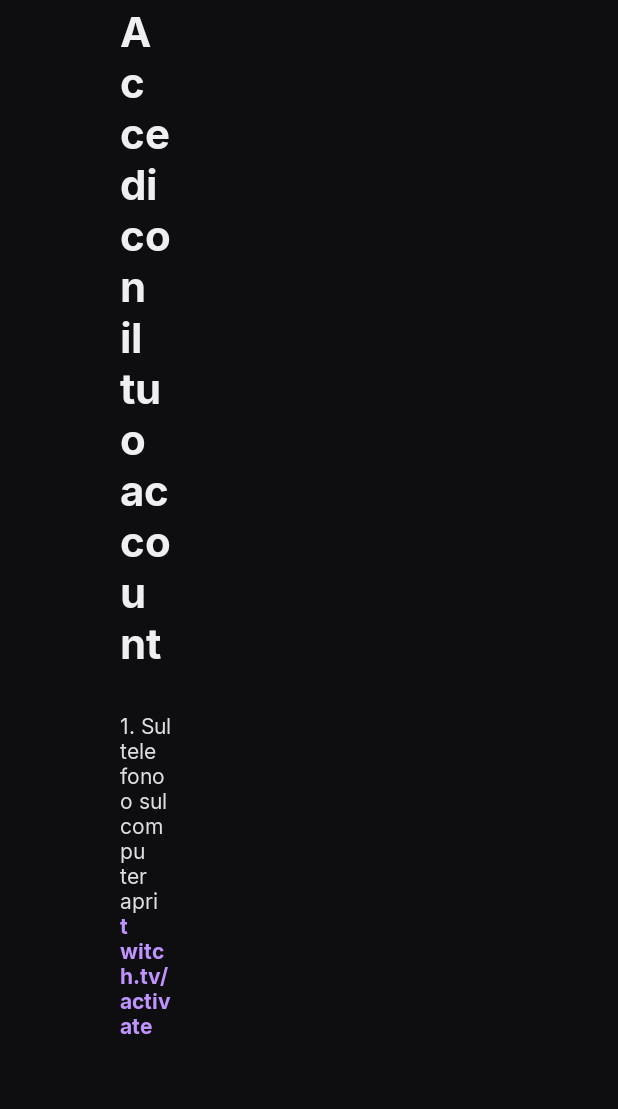
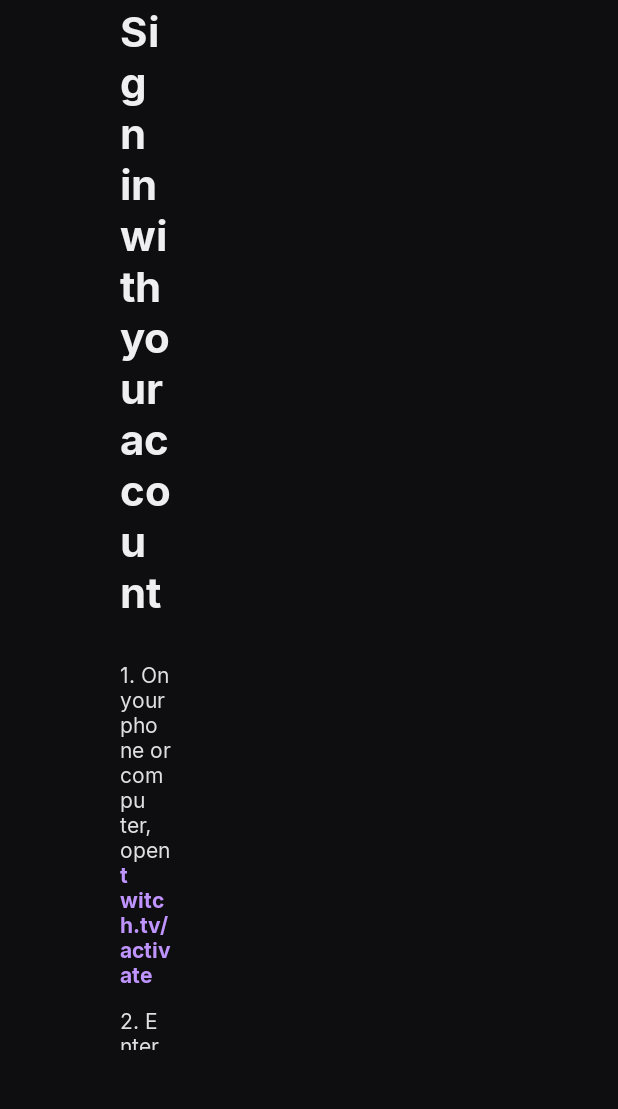
Before and after one commit to jonsugar/purple-tv, an Android app: the screen it shows after launch (LoginActivity), on a phone screen of 412 x 824 dp, the part 114-1223 px from its top. Run offline under Robolectric (Android 15) with nearby library versions, the phone set to English and light mode, and no system bars; pictures from the network do not load.

Commit message:
English interface with an Italian translation

```diff
--- a/app/src/main/java/com/purpletv/home/HomePage.kt
+++ b/app/src/main/java/com/purpletv/home/HomePage.kt
@@ -20,12 +20,12 @@ import com.purpletv.twitch.HelixClient
 import com.purpletv.twitch.HomeApi
 import com.purpletv.twitch.NotLoggedInException
 import com.purpletv.twitch.Shelf
-import com.purpletv.twitch.formatViewers
 import com.purpletv.ui.AvatarCache
 import com.purpletv.ui.Nav
 import com.purpletv.ui.RowItem
 import com.purpletv.ui.RowKind
 import com.purpletv.ui.clear
+import com.purpletv.ui.viewersText
 import kotlinx.coroutines.async
 import kotlinx.coroutines.coroutineScope
 
@@ -234,7 +234,7 @@ class HomePage(
             }
             name.text = info.name
             game.text = info.game
-            viewers.text = info.viewers?.let { context.getString(R.string.viewers, formatViewers(it)) }.orEmpty()
+            viewers.text = info.viewers?.let { context.viewersText(it) }.orEmpty()
             if (info.avatar.isNullOrEmpty()) avatar.clear()
             else avatar.load(info.avatar) { transformations(CircleCropTransformation()) }
             crossfadeTo(info.backdrop)
--- a/app/src/main/java/com/purpletv/player/PlayerActivity.kt
+++ b/app/src/main/java/com/purpletv/player/PlayerActivity.kt
@@ -44,6 +44,7 @@ import com.purpletv.chat.ChatClient
 import com.purpletv.chat.ChatView
 import com.purpletv.twitch.Stream
 import com.purpletv.twitch.StreamOfflineException
+import com.purpletv.twitch.fullCount
 import com.purpletv.ui.AvatarCache
 import com.purpletv.ui.RowAdapter
 import com.purpletv.ui.RowItem
@@ -551,7 +552,7 @@ class PlayerActivity : Activity() {
 
     /** Game · uptime · viewers; the viewer count closes the line, in the official app's pink. */
     private fun metaText(game: String, since: String, viewerCount: Int?): CharSequence {
-        val viewers = viewerCount?.let { getString(R.string.player_viewers, String.format(Locale.ITALY, "%,d", it)) }.orEmpty()
+        val viewers = viewerCount?.let { getString(R.string.player_viewers, fullCount(it, Locale.getDefault())) }.orEmpty()
         val line = metaLine(game, since, viewers)
         return SpannableString(line).apply {
             if (viewers.isNotEmpty()) {
--- a/app/src/main/java/com/purpletv/ui/StreamCardView.kt
+++ b/app/src/main/java/com/purpletv/ui/StreamCardView.kt
@@ -8,7 +8,6 @@ import android.widget.ImageView
 import android.widget.TextView
 import com.purpletv.R
 import com.purpletv.twitch.Stream
-import com.purpletv.twitch.formatViewers
 import com.purpletv.twitch.sized
 
 /** A live stream card: thumbnail with LIVE and viewers, then avatar, title, channel and game. */
@@ -39,7 +38,7 @@ class StreamCardView(context: Context) : FrameLayout(context) {
         contentDescription = "${stream.displayName}, ${stream.title}"
         if (stream.thumbnailTemplate.isEmpty()) thumb.clear()
         else thumb.loadCard(sized(stream.thumbnailTemplate, THUMB_W, THUMB_H))
-        viewers.text = context.getString(R.string.viewers, formatViewers(stream.viewers))
+        viewers.text = context.viewersText(stream.viewers)
         title.text = stream.title
         name.text = stream.displayName
         game.text = stream.gameName
--- a/app/src/main/res/values/strings.xml
+++ b/app/src/main/res/values/strings.xml
@@ -1,73 +1,75 @@
 <?xml version="1.0" encoding="utf-8"?>
 <resources>
-    <string name="app_name">Purple TV</string>
-    <string name="stream_unavailable">%1$s non è disponibile: %2$s</string>
+    <string name="app_name" translatable="false">Purple TV</string>
+    <string name="stream_unavailable">%1$s is not available: %2$s</string>
 
-    <string name="login_title">Accedi con il tuo account</string>
-    <string name="login_step_open">1. Sul telefono o sul computer apri %1$s</string>
+    <string name="login_title">Sign in with your account</string>
+    <string name="login_step_open">1. On your phone or computer, open %1$s</string>
     <string name="login_activate_host" translatable="false">twitch.tv/activate</string>
-    <string name="login_step_code">2. Inserisci questo codice e conferma</string>
-    <string name="login_waiting">In attesa della conferma · il codice scade tra %1$s</string>
-    <string name="login_network_error">Connessione non riuscita, riprovo tra poco…</string>
-    <string name="login_qr">Oppure inquadra il codice con il telefono</string>
-    <string name="login_code_description">Codice di attivazione %1$s</string>
+    <string name="login_step_code">2. Enter this code and confirm</string>
+    <string name="login_waiting">Waiting for confirmation · the code expires in %1$s</string>
+    <string name="login_network_error">Couldn’t connect, trying again shortly…</string>
+    <string name="login_qr">Or scan the code with your phone</string>
+    <string name="login_code_description">Activation code %1$s</string>
 
     <string name="nav_home">Home</string>
-    <string name="nav_browse">Sfoglia</string>
-    <string name="nav_search">Cerca</string>
-    <string name="nav_profile">Profilo</string>
+    <string name="nav_browse">Browse</string>
+    <string name="nav_search">Search</string>
+    <string name="nav_profile">Profile</string>
 
     <string name="live">LIVE</string>
-    <string name="viewers">%1$s spettatori</string>
-    <string name="row_followed">Canali seguiti live</string>
-    <string name="row_top">Più visti ora</string>
-    <string name="row_categories">Categorie popolari</string>
-    <string name="hero_live_for">in diretta da %1$s</string>
-    <string name="hero_live">in diretta</string>
-    <string name="hero_category">Categoria</string>
-    <string name="followed_empty">Nessun canale seguito è in diretta</string>
-    <string name="row_error">Impossibile caricare. Controlla la connessione.</string>
+    <string name="viewers">%1$s viewers</string>
+    <!-- After a count in millions: 1.2M. -->
+    <string name="count_million">M</string>
+    <string name="row_followed">Live followed channels</string>
+    <string name="row_top">Most watched now</string>
+    <string name="row_categories">Popular categories</string>
+    <string name="hero_live_for">live for %1$s</string>
+    <string name="hero_live">live</string>
+    <string name="hero_category">Category</string>
+    <string name="followed_empty">None of your followed channels is live</string>
+    <string name="row_error">Couldn’t load. Check your connection.</string>
 
-    <string name="tab_categories">Categorie</string>
-    <string name="tab_live">Canali in diretta</string>
-    <string name="category_subtitle">Dirette in corso, dalla più seguita</string>
-    <string name="category_empty">Nessuna diretta in questa categoria</string>
+    <string name="tab_categories">Categories</string>
+    <string name="tab_live">Live channels</string>
+    <string name="category_subtitle">Live now, most watched first</string>
+    <string name="category_empty">No live streams in this category</string>
 
-    <string name="search_hint">Cerca canali e categorie</string>
-    <string name="row_channels">Canali</string>
-    <string name="row_search_categories">Categorie</string>
+    <string name="search_hint">Search channels and categories</string>
+    <string name="row_channels">Channels</string>
+    <string name="row_search_categories">Categories</string>
     <string name="offline">Offline</string>
-    <string name="search_no_results">Nessun risultato</string>
-    <string name="search_recent">Ricerche recenti</string>
-    <string name="search_suggest_categories">Categorie che potrebbero piacerti</string>
-    <string name="channel_offline">%1$s è offline</string>
+    <string name="search_no_results">No results</string>
+    <string name="search_recent">Recent searches</string>
+    <string name="search_suggest_categories">Categories you might like</string>
+    <string name="channel_offline">%1$s is offline</string>
 
-    <string name="profile_signed_in">Accesso effettuato su questa TV</string>
-    <string name="logout">Esci dall’account</string>
-    <string name="logout_confirm_title">Uscire dall’account?</string>
-    <string name="logout_confirm_message">Per rientrare servirà di nuovo il codice su twitch.tv/activate.</string>
-    <string name="logout_cancel">Annulla</string>
-    <string name="logout_confirm">Esci</string>
-    <string name="app_version">Purple TV %1$s · uso personale</string>
+    <string name="profile_signed_in">Signed in on this TV</string>
+    <string name="logout">Sign out</string>
+    <string name="logout_confirm_title">Sign out?</string>
+    <string name="logout_confirm_message">To sign back in you will need a new code at twitch.tv/activate.</string>
+    <string name="logout_cancel">Cancel</string>
+    <string name="logout_confirm">Sign out</string>
+    <string name="app_version">Purple TV %1$s</string>
 
-    <string name="player_back">Indietro</string>
-    <string name="player_viewers">%1$s spettatori</string>
+    <string name="player_back">Back</string>
+    <string name="player_viewers">%1$s viewers</string>
     <string name="chat_title">Chat</string>
-    <string name="profile_chat">Chat nel lettore</string>
-    <string name="profile_chat_desc">Si apre e si chiude anche dal pulsante chat nel lettore</string>
-    <string name="profile_chat_on">Visibile</string>
-    <string name="profile_chat_off">Nascosta</string>
-    <string name="player_reconnecting">Connessione persa, riprovo…</string>
-    <string name="tune_label">Sintonizzazione</string>
-    <string name="zap_button">Canali</string>
-    <string name="zap_on_air">in onda</string>
-    <string name="offline_title">%1$s è offline</string>
-    <string name="offline_sub">Quando torna in diretta la trovi in cima alla Home, tra i canali seguiti.</string>
+    <string name="profile_chat">Chat in the player</string>
+    <string name="profile_chat_desc">Also opens and closes from the chat button in the player</string>
+    <string name="profile_chat_on">Shown</string>
+    <string name="profile_chat_off">Hidden</string>
+    <string name="player_reconnecting">Connection lost, retrying…</string>
+    <string name="tune_label">Tuning in</string>
+    <string name="zap_button">Channels</string>
+    <string name="zap_on_air">on air</string>
+    <string name="offline_title">%1$s is offline</string>
+    <string name="offline_sub">When it goes live again, you’ll find it at the top of Home among your followed channels.</string>
     <string name="offline_badge">OFFLINE</string>
-    <string name="offline_meanwhile">Intanto in diretta tra i tuoi canali</string>
-    <string name="quality_title">Qualità</string>
-    <string name="quality_auto">Automatica</string>
-    <string name="overlay_quality_label">Qualità · %1$s</string>
-    <string name="profile_quality">Qualità predefinita</string>
-    <string name="profile_quality_desc">Usata all’apertura di ogni diretta.</string>
+    <string name="offline_meanwhile">Live now among your channels</string>
+    <string name="quality_title">Quality</string>
+    <string name="quality_auto">Auto</string>
+    <string name="overlay_quality_label">Quality · %1$s</string>
+    <string name="profile_quality">Default quality</string>
+    <string name="profile_quality_desc">Used whenever a stream opens.</string>
 </resources>
```
Also changed, not shown: app/src/main/java/com/purpletv/twitch/Models.kt (+15 -6 lines), app/src/main/java/com/purpletv/ui/Counts.kt (added, +13 -0 lines), 4 other files.
